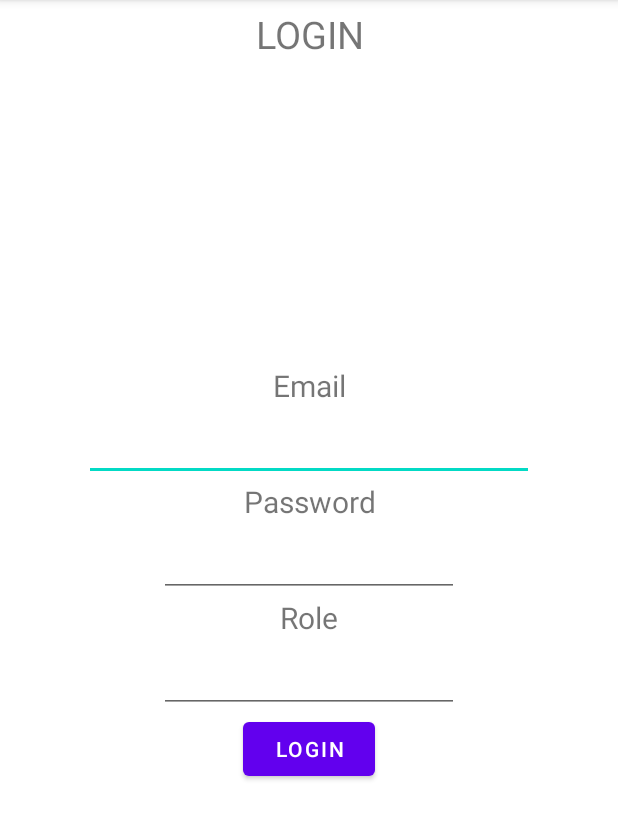
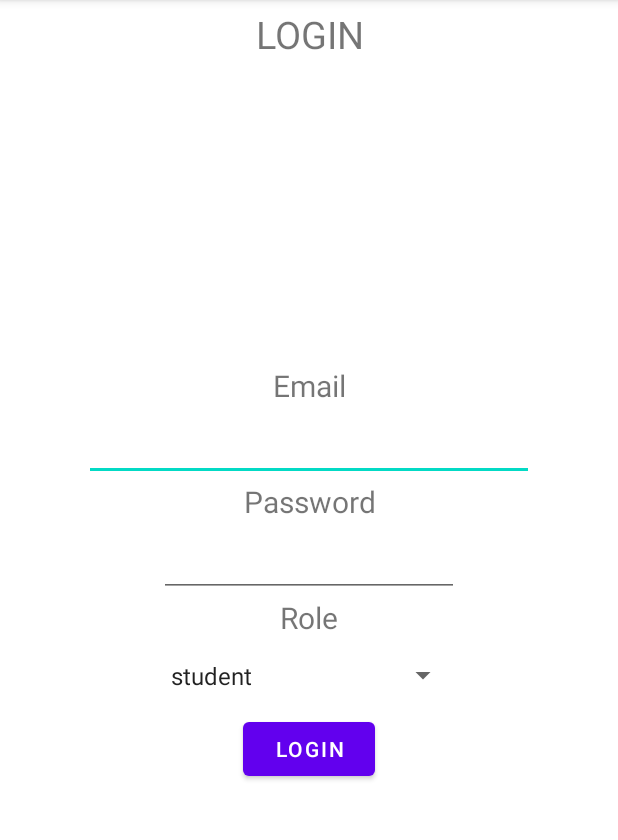
Before and after one commit to ferrysusanto275/UAS_P3B, an Android app: the screen it shows after launch (MainActivity), after a tap on "LOGIN", on a phone screen of 412 x 824 dp, the part 84-924 px from its top. Run offline under Robolectric (Android 15) with nearby library versions, the phone set to English and light mode, and no system bars; our stand-ins replace Volley; network calls fail.

```diff
--- a/app/src/main/java/com/example/presenter/MainPresenter.java
+++ b/app/src/main/java/com/example/presenter/MainPresenter.java
@@ -20,11 +20,15 @@ import com.google.gson.Gson;
 import org.json.JSONException;
 import org.json.JSONObject;
 
+import java.util.List;
+
 public class MainPresenter  {
     private MainUI ui;
     private Context context;
     private final static String  authURL = Config.BASE_URL + "authenticate";
     private Gson gson;
+    public final static String[] arrRole={"student","lecturer","admin"};
+
 
     public MainPresenter(MainUI ui) {
         this.ui = ui;
--- a/app/src/main/java/com/example/uas_p3b/MainActivity.java
+++ b/app/src/main/java/com/example/uas_p3b/MainActivity.java
@@ -5,17 +5,21 @@ import androidx.appcompat.app.AppCompatActivity;
 import android.content.Context;
 import android.content.Intent;
 import android.os.Bundle;
+import android.util.Log;
 import android.view.View;
+import android.widget.AdapterView;
+import android.widget.ArrayAdapter;
 import android.widget.Toast;
 
 import com.example.contract.MainUI;
 import com.example.presenter.MainPresenter;
 import com.example.uas_p3b.databinding.ActivityMainBinding;
 
-public class MainActivity extends AppCompatActivity implements MainUI, View.OnClickListener {
+public class MainActivity extends AppCompatActivity implements MainUI, View.OnClickListener, AdapterView.OnItemSelectedListener{
     private ActivityMainBinding binding;
     private MainPresenter mp;
     private String email;
+    private int pos;
 
     @Override
     protected void onCreate(Bundle savedInstanceState) {
@@ -23,13 +27,19 @@ public class MainActivity extends AppCompatActivity implements MainUI, View.OnCl
         binding =  ActivityMainBinding.inflate(getLayoutInflater());
         binding.btnLogin.setOnClickListener(this);
         mp = new MainPresenter(this);
+        ArrayAdapter ad= new ArrayAdapter(this, android.R.layout.simple_spinner_item,mp.arrRole);
+        ad.setDropDownViewResource(android.R.layout.simple_spinner_dropdown_item);
+        binding.spinerRole.setAdapter(ad);
+        binding.spinerRole.setOnItemSelectedListener(this);
+
         setContentView(binding.getRoot());
     }
 
     @Override
     public void onClick(View view) {
         if(view==binding.btnLogin){
-            mp.Login(binding.etEmail.getText().toString(),binding.etPassword.getText().toString(),binding.etRole.getText().toString());
+            Log.d( "onClick: ",mp.arrRole[this.pos]);
+            mp.Login(binding.etEmail.getText().toString(),binding.etPassword.getText().toString(),mp.arrRole[this.pos]);
             email = String.valueOf(binding.etEmail.getText());
         }
     }
@@ -40,7 +50,8 @@ public class MainActivity extends AppCompatActivity implements MainUI, View.OnCl
         Intent intent = new Intent(MainActivity.this,HomeActivity.class);
         intent.putExtra("token",token);
         intent.putExtra("email",binding.etEmail.getText().toString());
-        intent.putExtra("role",binding.etRole.getText().toString());
+        intent.putExtra("role",mp.arrRole[this.pos]);
+//        intent.putExtra("role",binding.etRole.getText().toString());
         MainActivity.this.startActivity(intent);
 
     }
@@ -60,7 +71,8 @@ public class MainActivity extends AppCompatActivity implements MainUI, View.OnCl
         binding.btnLogin.setEnabled(false);
         binding.etEmail.setEnabled(false);
         binding.etPassword.setEnabled(false);
-        binding.etRole.setEnabled(false);
+//        binding.etRole.setEnabled(false);
+        binding.spinerRole.setEnabled(false);
     }
 
     @Override
@@ -68,10 +80,25 @@ public class MainActivity extends AppCompatActivity implements MainUI, View.OnCl
         binding.btnLogin.setEnabled(true);
         binding.etEmail.setEnabled(true);
         binding.etPassword.setEnabled(true);
-        binding.etRole.setEnabled(true);
+//        binding.etRole.setEnabled(true);
+        binding.spinerRole.setEnabled(true);
     }
 
     public String ambilEmail(){
         return email;
     }
+
+    @Override
+    public void onItemSelected(AdapterView<?> adapterView, View view, int i, long l) {
+        this.pos=i;
+        Toast.makeText(getApplicationContext(),
+                        mp.arrRole[i],
+                        Toast.LENGTH_LONG)
+                .show();
+    }
+
+    @Override
+    public void onNothingSelected(AdapterView<?> adapterView) {
+
+    }
 }
--- a/app/src/main/res/layout/activity_main.xml
+++ b/app/src/main/res/layout/activity_main.xml
@@ -49,12 +49,17 @@
             android:layout_height="wrap_content"
             android:text="Role"
             android:textSize="20sp" />
-        <EditText
-            android:id="@+id/et_role"
+<!--        <EditText-->
+<!--            android:id="@+id/et_role"-->
+<!--            android:layout_width="200dp"-->
+<!--            android:layout_height="50dp"-->
+<!--            android:textSize="20sp"-->
+<!--            android:textAlignment="center"/>-->
+        <Spinner
+            android:id="@+id/spiner_role"
             android:layout_width="200dp"
             android:layout_height="50dp"
-            android:textSize="20sp"
-            android:textAlignment="center"/>
+            />
         <Button
             android:id="@+id/btn_login"
             android:layout_gravity="center"
```
